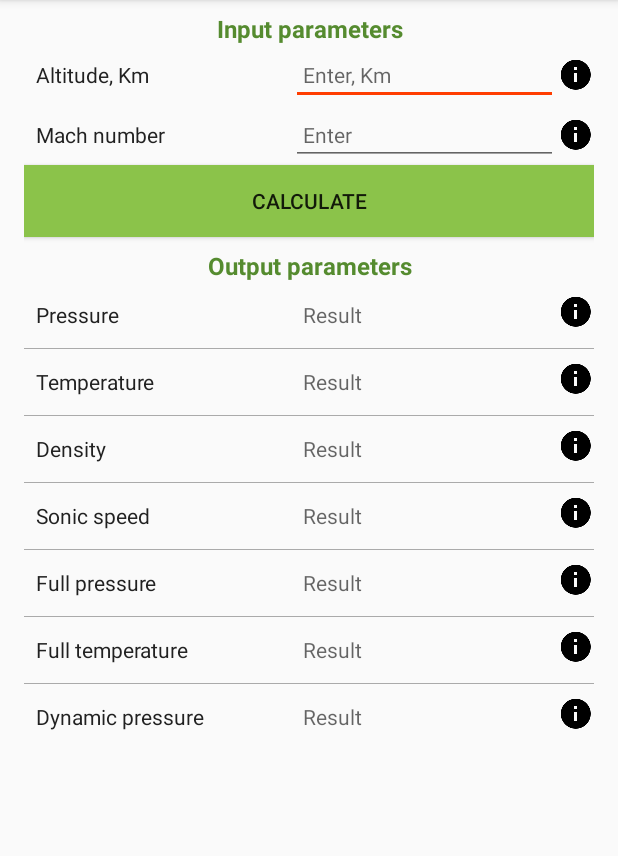
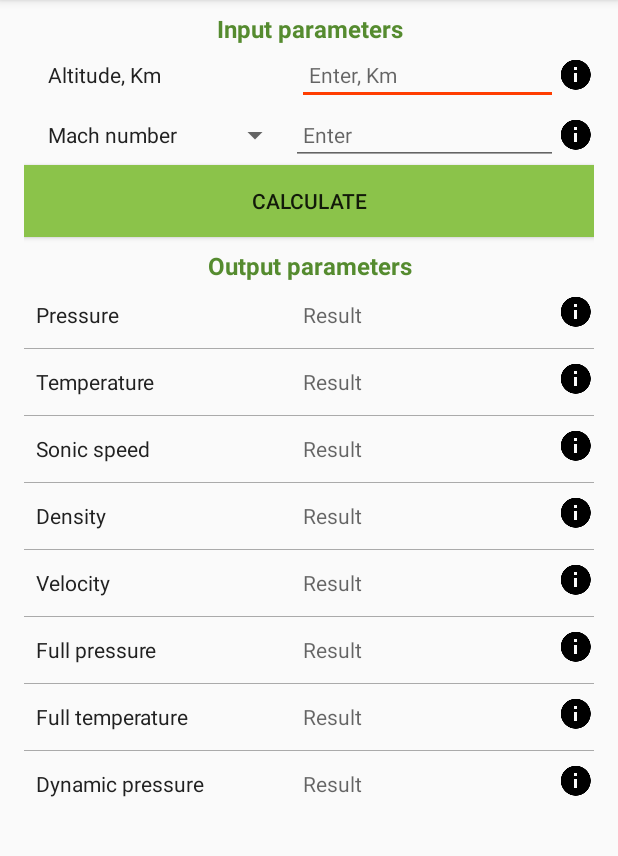
Before and after one commit to since85stas/Atmosphere02, an Android app: the screen it shows after launch (CalculateActivity), on a phone screen of 412 x 824 dp, the part 84-940 px from its top. Run offline under Robolectric (Android 15) with nearby library versions, the phone set to English and light mode, and no system bars.

Commit message:
Added MachSpinner

```diff
--- a/app/build.gradle
+++ b/app/build.gradle
@@ -4,10 +4,10 @@ android {
     compileSdkVersion 26
     defaultConfig {
         applicationId "com.batura.stas.atmosphere"
-        minSdkVersion 19
+        minSdkVersion 17
         targetSdkVersion 26
-        versionCode 2
-        versionName "1.1"
+        versionCode 3
+        versionName "1.1.1"
         testInstrumentationRunner "android.support.test.runner.AndroidJUnitRunner"
     }
     buildTypes {
--- a/app/src/main/java/com/batura/stas/atmosphere/AboutActivity.java
+++ b/app/src/main/java/com/batura/stas/atmosphere/AboutActivity.java
@@ -8,6 +8,7 @@ import android.support.v7.app.AppCompatActivity;
 import android.view.Menu;
 import android.view.MenuItem;
 import android.view.View;
+import android.widget.Button;
 import android.widget.RatingBar;
 
 /**
@@ -23,7 +24,8 @@ public class AboutActivity extends AppCompatActivity {
         setContentView(R.layout.about_activity);
 
         RatingBar ratingBar =(RatingBar) findViewById(R.id.ratingBar);
-        ratingBar.setOnClickListener(new View.OnClickListener() {
+        Button    rateButton = findViewById(R.id.button);
+        rateButton.setOnClickListener(new View.OnClickListener() {
             @Override
             public void onClick(View view) {
                 Intent intent = new Intent(Intent.ACTION_VIEW);
--- a/app/src/main/java/com/batura/stas/atmosphere/CalculateActivity.java
+++ b/app/src/main/java/com/batura/stas/atmosphere/CalculateActivity.java
@@ -1,28 +1,46 @@
 package com.batura.stas.atmosphere;
 
+import android.annotation.SuppressLint;
 import android.content.Intent;
 import android.support.v7.app.AppCompatActivity;
 import android.os.Bundle;
+import android.text.TextUtils;
 import android.util.Log;
 import android.view.Menu;
 import android.view.MenuItem;
 import android.view.View;
+import android.widget.AdapterView;
+import android.widget.ArrayAdapter;
 import android.widget.Button;
 import android.widget.EditText;
+import android.widget.Spinner;
 import android.widget.TextView;
 import android.widget.Toast;
 
 import java.text.DecimalFormat;
+
+import static android.R.layout.simple_spinner_item;
+import static com.batura.stas.atmosphere.R.layout.support_simple_spinner_dropdown_item;
 
 public class CalculateActivity extends AppCompatActivity {
 
     private static final String TAG = "CalcClass";
     public final static String USER = "stas.batura.myapp.USER";
 
+    int mMachSpinnerMode = MACH_MODE;
+
+    private TextView velocityTextView;
+
+    private static final int MACH_MODE = 0;
+    private static final int VEL_MODE = 1;
+
     @Override
     protected void onCreate(Bundle savedInstanceState) {
         super.onCreate(savedInstanceState);
         setContentView(R.layout.calculate_activity);
+
+        velocityTextView = findViewById(R.id.velocityTitle);
+        setupMachSpinner();
 
         Button calculateButton = findViewById(R.id.calculateButtonIn);
         calculateButton.setOnClickListener(new View.OnClickListener() {
@@ -82,6 +100,7 @@ public class CalculateActivity extends AppCompatActivity {
                         double density  = atm.getDensity();
                         double temperature = atm.getTempreture();
                         double sonicSpeed = atm.getSonicSpeed();
+
                         if (BuildConfig.DEBUG) {   Log.d(TAG, "atm pres " +pressure+density+temperature);}
                         TextView pressureTextView = findViewById(R.id.pressureValue);
                         TextView densityTextView = findViewById(R.id.densityValue);
@@ -94,13 +113,18 @@ public class CalculateActivity extends AppCompatActivity {
                         sonicSpeedTextView.setText(formatSonic(sonicSpeed));
 
                         Atmosphere atmFull = new Atmosphere(altitudeValue,machValue);
+
+                        double velocity = atmFull.getmVelocity();
+
+                        velocityTextView.setText(formatTemp(velocity));
+
                         double fullPressure = atmFull.getFullPressure();
                         TextView fullPressureTextView = findViewById(R.id.fullPressureValue);
                         fullPressureTextView.setText(formatPresssure(fullPressure));
 
                         TextView fullTemperatureTextView = findViewById(R.id.fullTempValue);
                         double fullTemp = atmFull.getFullTempreture();
-                        fullTemperatureTextView.setText(formatPresssure(fullTemp));
+                        fullTemperatureTextView.setText(formatTemp(fullTemp));
 
                         TextView dynamicPressTextView = findViewById(R.id.dynamicPressValue);
                         double dynamicPress = density * (machValue*sonicSpeed)*(machValue*sonicSpeed);
@@ -109,6 +133,42 @@ public class CalculateActivity extends AppCompatActivity {
                 }
             }
         });
+    }
+
+    private void setupMachSpinner() {
+
+       Spinner machSpinner = findViewById(R.id.machSpinner);
+       ArrayAdapter machAdapter = ArrayAdapter.createFromResource( this, R.array.mach_options,R.layout.mach_spinner_item );
+       machAdapter.setDropDownViewResource(R.layout.mach_spinner_item);
+       machSpinner.setAdapter(machAdapter);
+       machSpinner.setOnItemSelectedListener(new AdapterView.OnItemSelectedListener() {
+           @Override
+           public void onItemSelected(AdapterView<?> parent, View view, int position, long l) {
+               String selection = (String) parent.getItemAtPosition(position);
+               if (!TextUtils.isEmpty(selection)) {
+                   if (selection.equals(getString(R.string.machTextView))) {
+                       mMachSpinnerMode = MACH_MODE;
+                       //mGender = PetContract.PetEntry.GENDER_MALE; // Male
+                   } else if (selection.equals(getString(R.string.velocitySpinner))) {
+                       mMachSpinnerMode = VEL_MODE;
+                       //mGender = PetContract.PetEntry.GENDER_FEMALE; // Female
+                   }
+                   if (mMachSpinnerMode == VEL_MODE) {
+                       velocityTextView.setText(R.string.machTextView);
+                   }
+                   if (mMachSpinnerMode == MACH_MODE) {
+                       velocityTextView.setText(R.string.velocityTextView);
+                   }
+               }
+           }
+
+           @Override
+           public void onNothingSelected(AdapterView<?> parent) {
+               mMachSpinnerMode = MACH_MODE;
+           }
+
+       });
+
     }
 
     @Override
--- a/app/src/main/res/layout/calculate_activity.xml
+++ b/app/src/main/res/layout/calculate_activity.xml
@@ -21,6 +21,7 @@
             <TextView
                 android:text="@string/altitudeTextView"
                 style="@style/input_basic_styleTextView"
+                android:layout_marginLeft="8dp"
                 />
             <EditText
                 android:id="@+id/altitudeValue"
@@ -39,7 +40,9 @@
             android:layout_height="wrap_content"
             android:orientation="horizontal"
             android:baselineAligned="false">
-            <TextView
+            <Spinner
+                android:id="@+id/machSpinner"
+                android:spinnerMode="dropdown"
                 android:text="@string/machTextView"
                 style="@style/input_basic_styleTextView" />
             <EditText
@@ -115,6 +118,28 @@
         android:layout_height="wrap_content"
         android:orientation="horizontal"
         android:baselineAligned="false">
+
+        <TextView
+            style="@style/output_basic_styleTextView"
+            android:text="@string/sonicSpeedTextView" />
+        <TextView
+            android:id="@+id/sonicSpeedValue"
+            android:hint="@string/resultHint"
+            style="@style/output_basic_styleTextView"/>
+        <ImageButton
+            android:id="@+id/sonicSpeedHelp"
+            style="@style/help_icon_style"
+            android:onClick="calculateHelpOnClick"/>
+    </LinearLayout>
+    <View
+        android:layout_width="match_parent"
+        android:layout_height="0.5dp"
+        android:background="@android:color/darker_gray"/>
+    <LinearLayout xmlns:android="http://schemas.android.com/apk/res/android"
+        android:layout_width="match_parent"
+        android:layout_height="wrap_content"
+        android:orientation="horizontal"
+        android:baselineAligned="false">
         <TextView
             android:text="@string/densityTextView"
             style="@style/output_basic_styleTextView" />
@@ -136,19 +161,20 @@
         android:layout_height="wrap_content"
         android:orientation="horizontal"
         android:baselineAligned="false">
-
         <TextView
-            style="@style/output_basic_styleTextView"
-            android:text="@string/sonicSpeedTextView" />
+            android:id="@+id/velocityTitle"
+            android:text="@string/velocityTextView"
+            style="@style/output_basic_styleTextView" />
         <TextView
-            android:id="@+id/sonicSpeedValue"
+            android:id="@+id/velociryValue"
             android:hint="@string/resultHint"
             style="@style/output_basic_styleTextView"/>
         <ImageButton
-            android:id="@+id/sonicSpeedHelp"
+            android:id="@+id/velocityHelp"
             style="@style/help_icon_style"
             android:onClick="calculateHelpOnClick"/>
     </LinearLayout>
+
     <View
         android:layout_width="match_parent"
         android:layout_height="0.5dp"
@@ -213,4 +239,6 @@
             android:onClick="calculateHelpOnClick"/>
     </LinearLayout>
 
+
+
 </LinearLayout>
--- /dev/null
+++ b/app/src/main/res/layout/mach_spinner_item.xml
@@ -0,0 +1,7 @@
+<TextView xmlns:android="http://schemas.android.com/apk/res/android"
+    android:id="@+id/mach_spiner_item_idr_item"
+    style="@style/input_basic_styleTextView"
+    android:layout_width="wrap_content"
+    android:singleLine="true"
+    android:ellipsize="marquee"
+    />
--- /dev/null
+++ b/app/src/main/res/values/arrays.xml
@@ -0,0 +1,8 @@
+<?xml version="1.0" encoding="utf-8"?>
+<resources>
+    <string-array name="mach_options">
+        <item>@string/machTextView</item>
+        <item>@string/velocitySpinner</item>
+    </string-array>
+
+</resources>
--- a/app/src/main/res/values/strings.xml
+++ b/app/src/main/res/values/strings.xml
@@ -27,7 +27,7 @@
 
     //help resources
     <string name="altitudeHelpString">Enter altitude above the Earth surface in kilometers.</string>
-    <string name="machHelpString">Enter flight Mach number. This value uses to calculate flow full parameters.
+    <string name="machHelpString">Enter flight Mach number or velocity in m/s. This values use to calculate inlet flow full parameters.
                                   If this value equals zero only static parameters will be displayed.</string>
     <string name="pressureHelpString">Static pressure in Pa. </string>
     <string name="densityHelpString" >Density in kg/m^3. </string>
@@ -59,5 +59,7 @@
     <string name="exit_menu_text">Quit</string>
     <string name="sonicSpeedTextView">Sonic speed</string>
     <string name="ratingTextView">Thx for rating us!</string>
+    <string name="ratingButtn">Rate</string>
+    <string name="velocitySpinner">Velocity, m/s</string>
 
 </resources>
```
Also changed, not shown: app/src/main/java/com/batura/stas/atmosphere/Atmosphere.java (+8 -0 lines), app/src/main/res/layout/about_activity.xml (+18 -9 lines).
